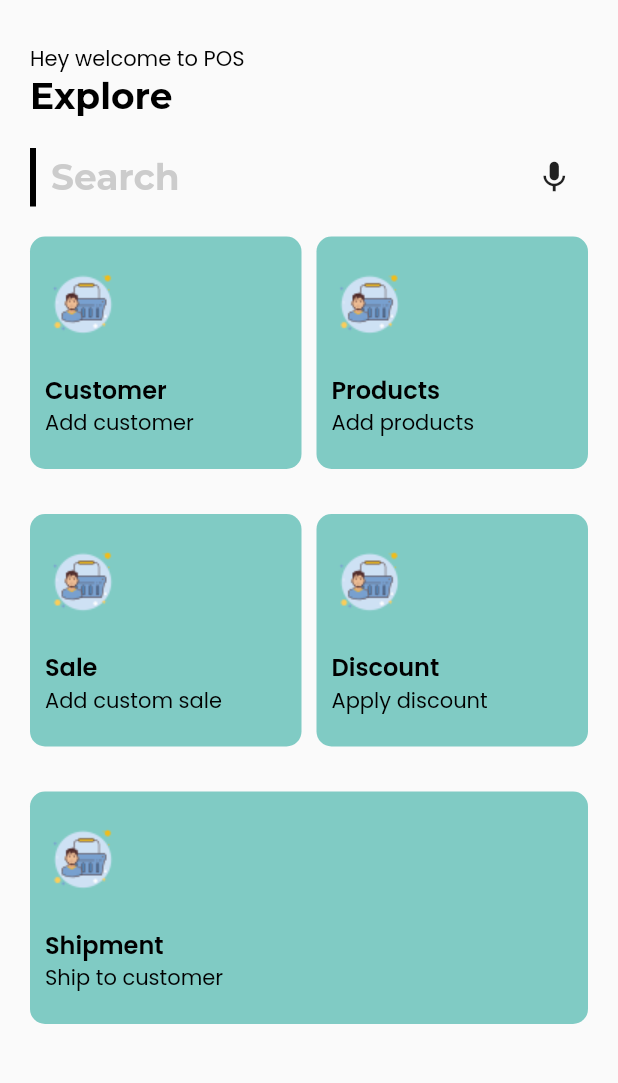
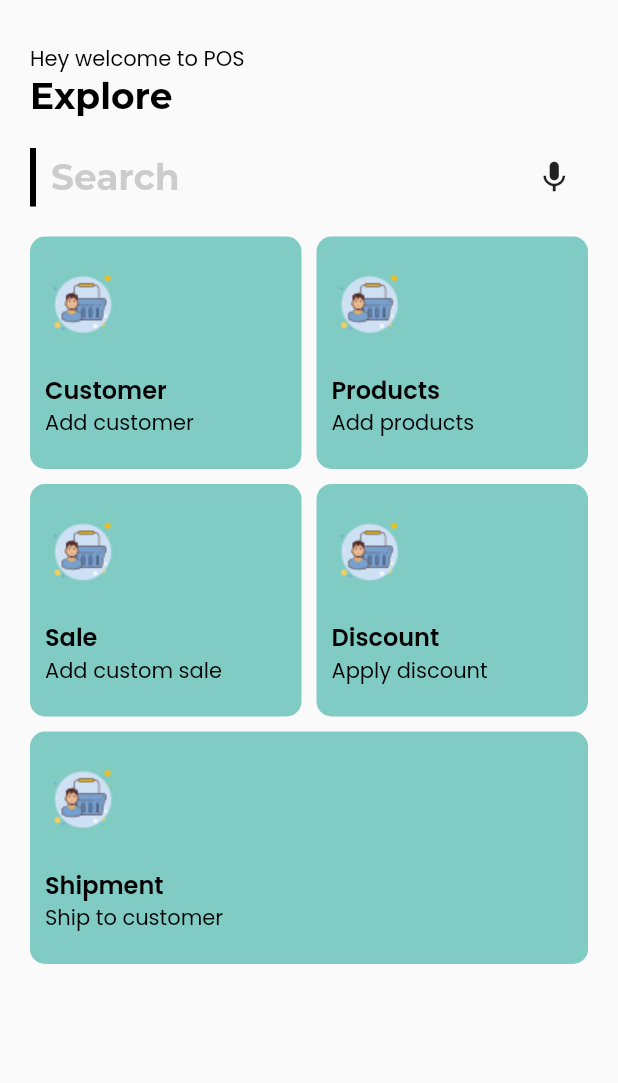
Before and after one commit to kamemia/e-commerce-pos, a Flutter app: the screen it shows once a user with an empty profile is signed in, on a phone screen of 412 x 824 dp, the part 71-1154 px from its top. Run offline on Flutter 3.47's test engine with Material 2 defaults, Android fonts, the phone set to English and light mode, and no system bars; our stand-ins replace firebase_auth, firebase_core, flutter_otp_text_field, get, google_fonts; accounts and stored records are empty.

Commit message:
minor tweaks

```diff
--- a/lib/src/features/core/screens/dashboard/dashboard.dart
+++ b/lib/src/features/core/screens/dashboard/dashboard.dart
@@ -132,7 +132,7 @@ class Dashboard extends StatelessWidget {
                   ],
                 ),
 
-                const SizedBox(height: tFormHeight),
+                const SizedBox(height: 10),
 
                 Row(
                   crossAxisAlignment: CrossAxisAlignment.start,
@@ -191,7 +191,7 @@ class Dashboard extends StatelessWidget {
                   ],
                 ),
 
-                const SizedBox(height: tFormHeight),
+                const SizedBox(height: 10),
 
                 Row(
                   crossAxisAlignment: CrossAxisAlignment.start,
```
